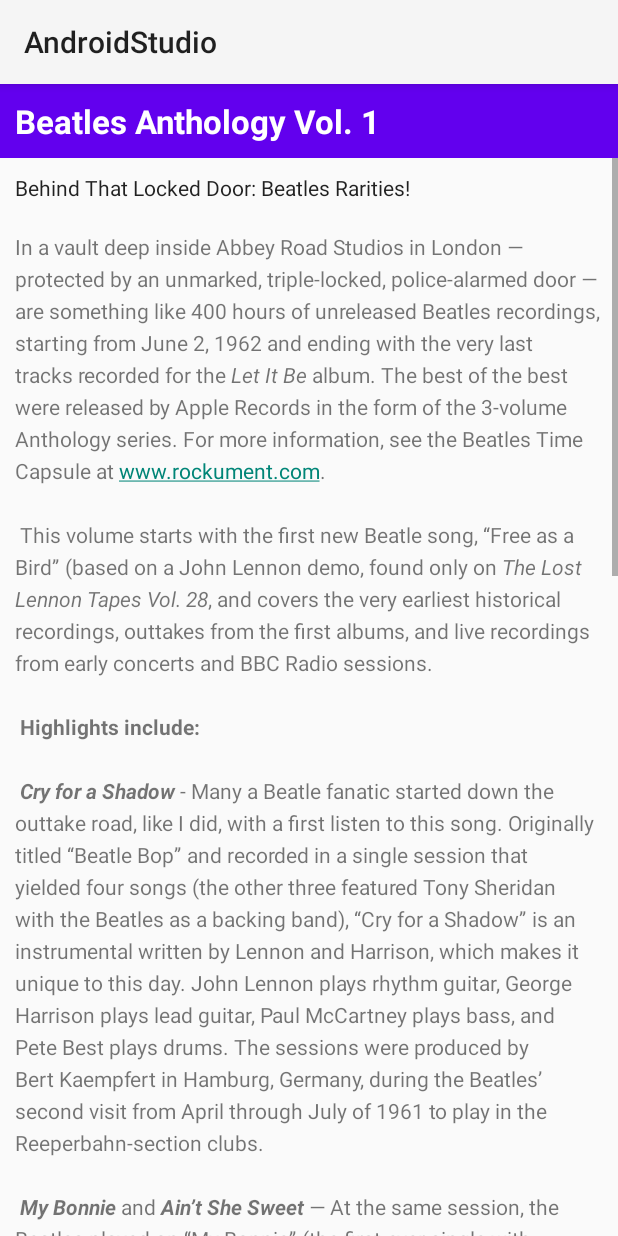
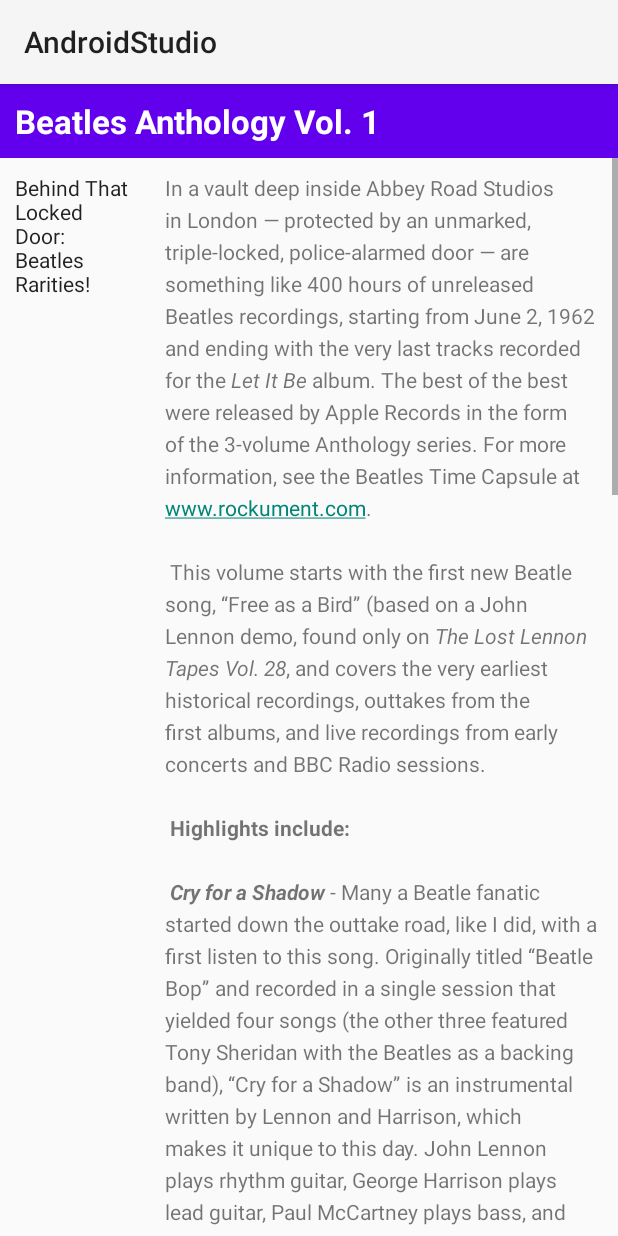
Before and after one commit to BakanovaE/Andersen_Task2_AndroidStudio, an Android app: the ScrollingTextActivity screen opened directly, with no data from a screen before it, on a phone screen of 412 x 824 dp. Run offline under Robolectric (Android 15) with nearby library versions, the light colour scheme and no system bars.

Commit message:
Task 1.3 homework

```diff
--- a/app/src/main/res/layout/activity_scrolling_text.xml
+++ b/app/src/main/res/layout/activity_scrolling_text.xml
@@ -24,16 +24,15 @@
         <LinearLayout
             android:layout_width="match_parent"
             android:layout_height="wrap_content"
-            android:orientation="vertical">
+            android:orientation="horizontal">
 
             <TextView
                 android:id="@+id/article_subheading"
-                android:layout_width="match_parent"
+                android:layout_width="100dp"
                 android:layout_height="wrap_content"
                 android:padding="@dimen/padding_regular"
                 android:text="@string/article_subtitle"
                 android:textAppearance="@android:style/TextAppearance.DeviceDefault" />
-
 
             <TextView
                 android:id="@+id/article"
@@ -44,10 +43,6 @@
                 android:padding="@dimen/padding_regular"
                 android:text="@string/article_text" />
 
-            <Button
-                android:layout_width="wrap_content"
-                android:layout_height="wrap_content"
-                android:text="@string/add_comment" />
 
         </LinearLayout>
 
```
